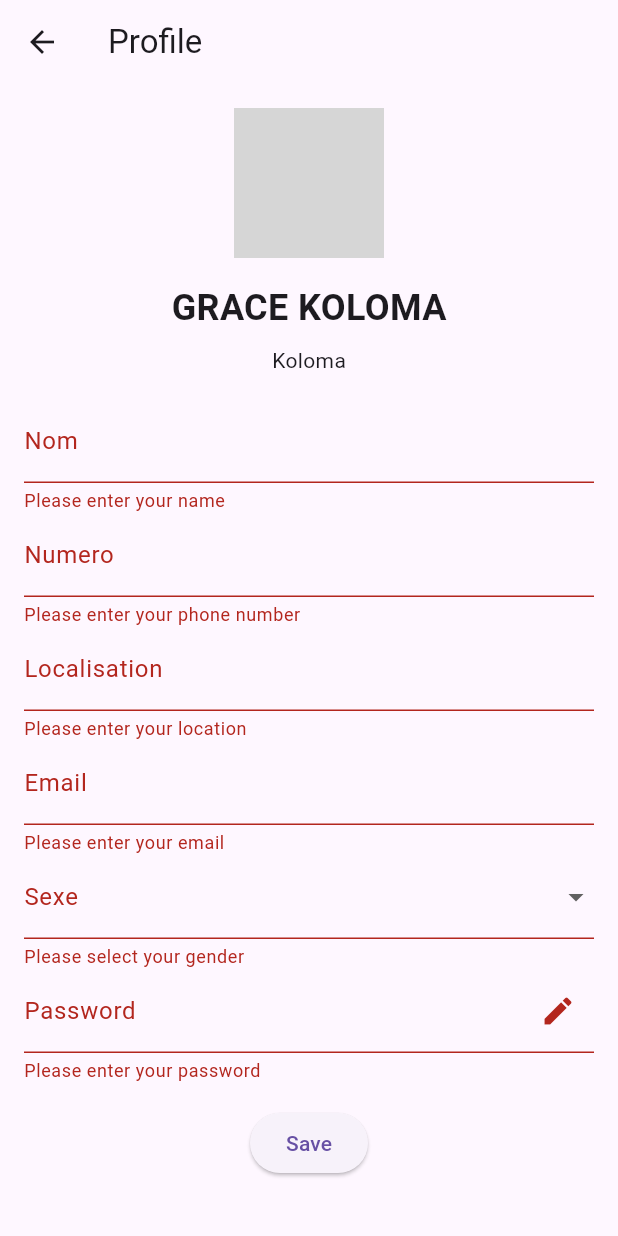
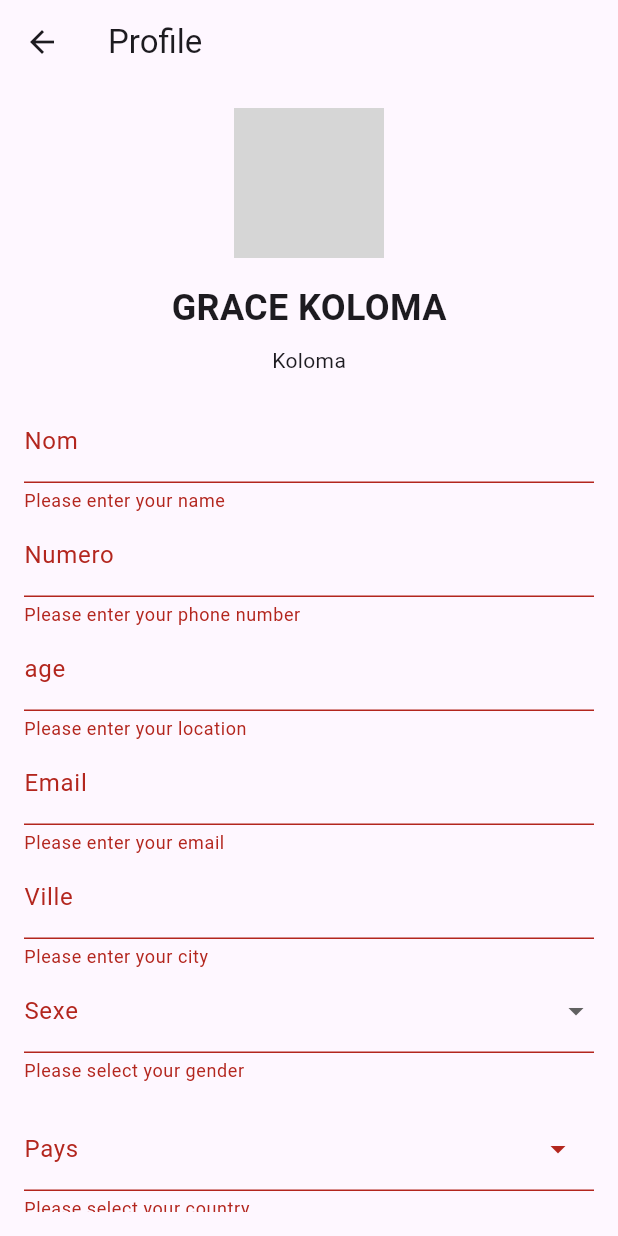
Before and after one commit to 3lkfadel/blood_donnation, a Flutter app: the ProfilePage screen opened by its route, after a tap on "Save", on a phone screen of 412 x 824 dp. Run offline on Flutter 3.47's test engine with Material 3 defaults, Android fonts, the phone set to English and light mode, and no system bars; our stand-ins replace country_picker, dio, flutter_secure_storage, image_picker; accounts and stored records are empty; grey boxes are pictures that could not be loaded.

Commit message:
update_edit

```diff
--- a/lib/page/menue/ProfilePage.dart
+++ b/lib/page/menue/ProfilePage.dart
@@ -1,5 +1,8 @@
+import 'dart:io';
+
 import 'package:flutter/material.dart';
-
+import 'package:country_picker/country_picker.dart';
+import 'package:image_picker/image_picker.dart';
 
 class ProfilePage extends StatefulWidget {
   @override
@@ -10,11 +13,22 @@ class _ProfilePageState extends State<ProfilePage> {
   final _formKey = GlobalKey<FormState>();
   final _nameController = TextEditingController();
   final _phoneController = TextEditingController();
-  final _locationController = TextEditingController();
+  final _ageController = TextEditingController();
   final _emailController = TextEditingController();
-  final _passwordController = TextEditingController();
- String? selectedGender;
+  final _cityController = TextEditingController();
+  String? selectedGender;
+  String? selectedCountry;
+  XFile? _image;
 
+  final ImagePicker _picker = ImagePicker();
+
+  Future<void> _pickImage() async {
+    final pickedFile = await _picker.pickImage(source: ImageSource.gallery);
+
+    setState(() {
+      _image = pickedFile;
+    });
+  }
 
   @override
   Widget build(BuildContext context) {
@@ -23,9 +37,7 @@ class _ProfilePageState extends State<ProfilePage> {
         title: Text('Profile'),
         leading: IconButton(
           icon: Icon(Icons.arrow_back),
-          onPressed: () {
-
-          },
+          onPressed: () {},
         ),
       ),
       body: Padding(
@@ -35,9 +47,14 @@ class _ProfilePageState extends State<ProfilePage> {
           child: SingleChildScrollView(
             child: Column(
               children: [
-                CircleAvatar(
-                  radius: 50,
-                  backgroundImage: AssetImage('assets/profile_picture.png'), // Replace with actual image path
+                GestureDetector(
+                  onTap: _pickImage,
+                  child: CircleAvatar(
+                    radius: 50,
+                    backgroundImage: _image == null
+                        ? AssetImage('assets/profile_picture.png')
+                        : FileImage(File(_image!.path)),
+                  ),
                 ),
                 SizedBox(height: 16),
                 Text(
@@ -71,8 +88,8 @@ class _ProfilePageState extends State<ProfilePage> {
                   },
                 ),
                 TextFormField(
-                  controller: _locationController,
-                  decoration: InputDecoration(labelText: 'Localisation'),
+                  controller: _ageController,
+                  decoration: InputDecoration(labelText: 'age'),
                   validator: (value) {
                     if (value == null || value.isEmpty) {
                       return 'Please enter your location';
@@ -90,11 +107,20 @@ class _ProfilePageState extends State<ProfilePage> {
                     return null;
                   },
                 ),
-
+                TextFormField(
+                  controller: _cityController,
+                  decoration: InputDecoration(labelText: 'Ville'),
+                  validator: (value) {
+                    if (value == null || value.isEmpty) {
+                      return 'Please enter your city';
+                    }
+                    return null;
+                  },
+                ),
                 DropdownButtonFormField<String>(
                   value: selectedGender,
                   decoration: InputDecoration(labelText: 'Sexe'),
-                  items: ['Male', 'Female', 'Other']
+                  items: ['Homme', 'Femme', 'Autre']
                       .map((gender) => DropdownMenuItem(
                             value: gender,
                             child: Text(gender),
@@ -112,16 +138,30 @@ class _ProfilePageState extends State<ProfilePage> {
                     return null;
                   },
                 ),
+                SizedBox(height: 16),
                 TextFormField(
-                  controller: _passwordController,
+                  readOnly: true,
                   decoration: InputDecoration(
-                    labelText: 'Password',
-                    suffixIcon: Icon(Icons.edit),
+                    labelText: 'Pays',
+                    suffixIcon: Icon(Icons.arrow_drop_down),
                   ),
-                  obscureText: true,
+                  onTap: () {
+                    showCountryPicker(
+                      context: context,
+                      showPhoneCode: false,
+                      onSelect: (Country country) {
+                        setState(() {
+                          selectedCountry = country.name;
+                        });
+                      },
+                    );
+                  },
+                  controller: TextEditingController(
+                    text: selectedCountry,
+                  ),
                   validator: (value) {
                     if (value == null || value.isEmpty) {
-                      return 'Please enter your password';
+                      return 'Please select your country';
                     }
                     return null;
                   },
@@ -130,7 +170,7 @@ class _ProfilePageState extends State<ProfilePage> {
                 ElevatedButton(
                   onPressed: () {
                     if (_formKey.currentState!.validate()) {
-
+                      // Save form data
                     }
                   },
                   child: Text('Save'),
--- a/pubspec.yaml
+++ b/pubspec.yaml
@@ -36,7 +36,9 @@ dependencies:
   # Use with the CupertinoIcons class for iOS style icons.
   cupertino_icons: ^1.0.6
   dio: ^5.5.0+1
+  country_picker: ^2.0.26
   flutter_secure_storage: ^9.2.2
+  image_picker: ^0.8.4+1
 
 dev_dependencies:
   flutter_test:
```
Also changed, not shown: pubspec.lock, 6 other files.
